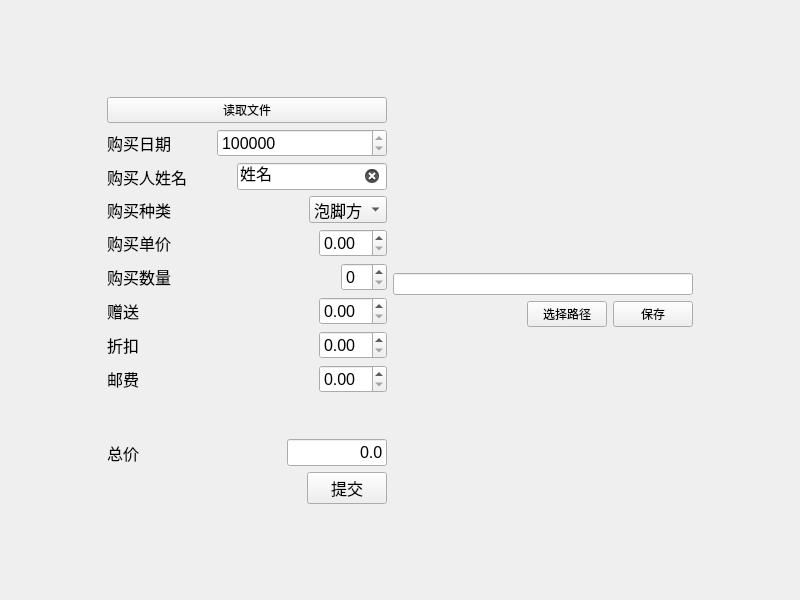
Qt form hfx.ui (DongzhenHuangfu/My-Manage-App) before a commit.
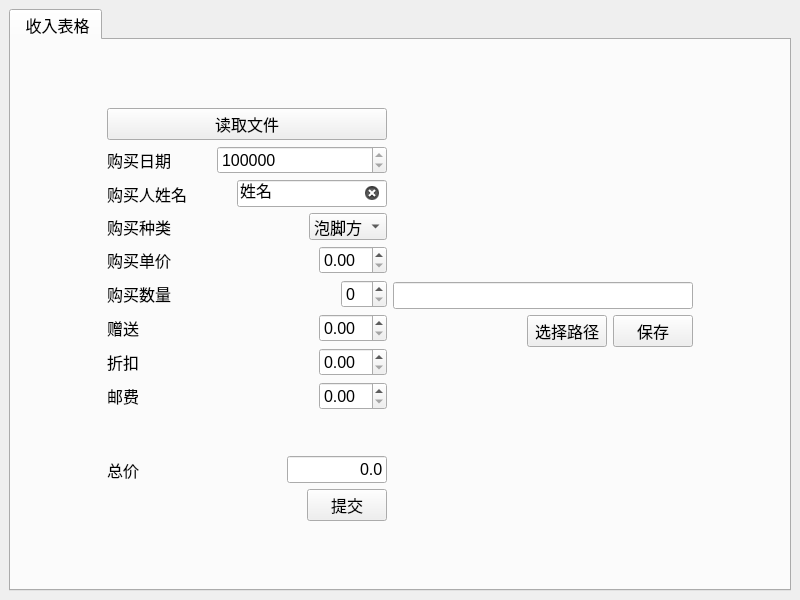
The same form after that commit.

Commit message: feat: 使用多页，便于开发新的输入输出表格

```diff
--- a/hfx.ui
+++ b/hfx.ui
@@ -16,7 +16,29 @@
   <widget class="QWidget" name="centralwidget">
    <layout class="QHBoxLayout" name="horizontalLayout">
     <item>
-     <spacer name="horizontalSpacer_8">
+     <widget class="QTabWidget" name="TabAll">
+      <property name="font">
+       <font>
+        <pointsize>12</pointsize>
+       </font>
+      </property>
+      <property name="currentIndex">
+       <number>0</number>
+      </property>
+      <widget class="QWidget" name="TabIncome">
+       <property name="font">
+        <font>
+         <pointsize>12</pointsize>
+        </font>
+       </property>
+       <attribute name="title">
+        <string> 收入表格</string>
+       </attribute>
+       <layout class="QHBoxLayout" name="horizontalLayout_4">
+        <item>
+         <layout class="QHBoxLayout" name="horizontalLayout_3">
+          <item>
+           <spacer name="horizontalSpacer_9">
       <property name="orientation">
        <enum>Qt::Horizontal</enum>
       </property>
@@ -634,7 +656,7 @@
      </layout>
     </item>
     <item>
-     <spacer name="horizontalSpacer_9">
+           <spacer name="horizontalSpacer_8">
       <property name="orientation">
        <enum>Qt::Horizontal</enum>
       </property>
@@ -645,6 +667,12 @@
        </size>
       </property>
      </spacer>
+          </item>
+         </layout>
+        </item>
+       </layout>
+      </widget>
+     </widget>
     </item>
    </layout>
   </widget>
```
Lines whose indentation alone changed are shown as unchanged. The commit also changes 1 other file.
